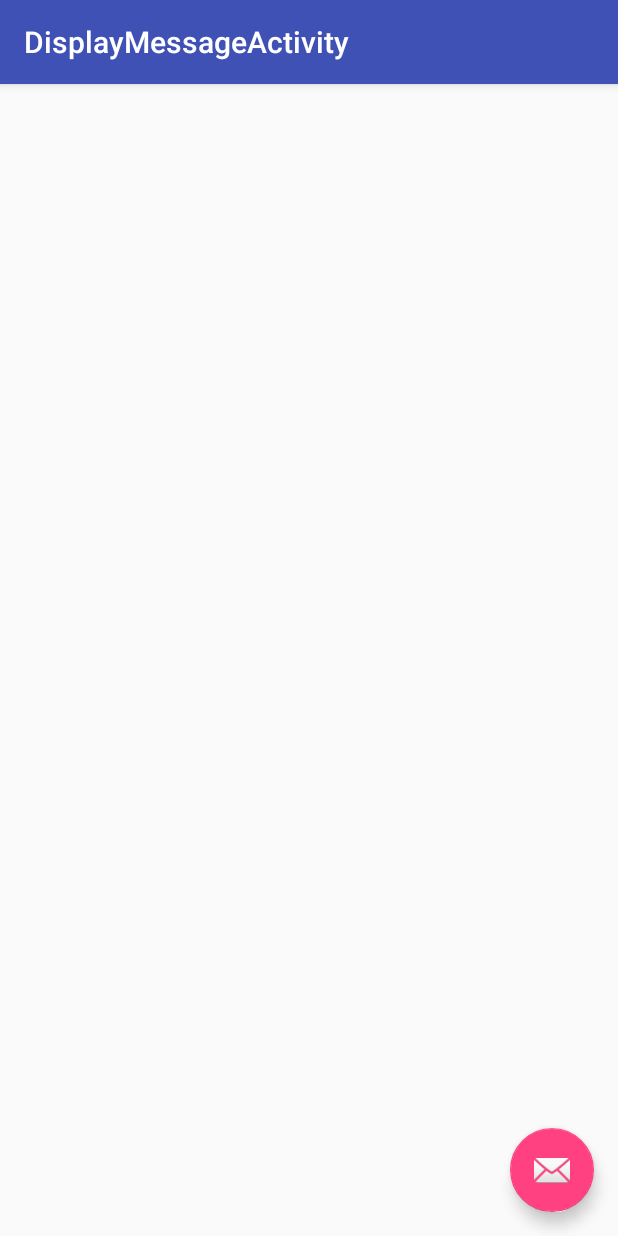
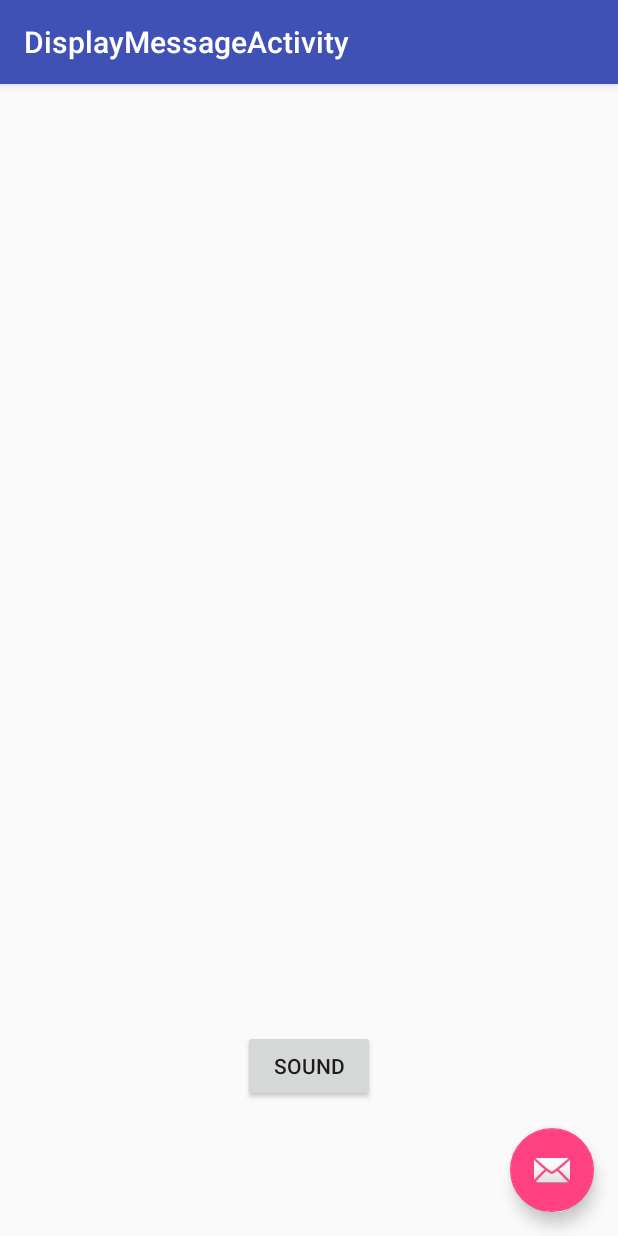
Before and after one commit to richmao/Hack-UCSC-2016, an Android app: the DisplayMessageActivity screen opened directly, with no data from a screen before it, on a phone screen of 412 x 824 dp. Run offline under Robolectric (Android 15) with nearby library versions, the phone set to English and light mode, and no system bars; 1 statement that could not run was skipped.

Commit message:
added sound

```diff
--- a/UniversalCommunicator/app/src/main/java/com/rjvproj/universalcommunicator/DisplayMessageActivity.java
+++ b/UniversalCommunicator/app/src/main/java/com/rjvproj/universalcommunicator/DisplayMessageActivity.java
@@ -1,6 +1,8 @@
 package com.rjvproj.universalcommunicator;
 
+import android.media.AudioManager;
 import android.os.Bundle;
+import android.os.SystemClock;
 import android.support.design.widget.FloatingActionButton;
 import android.support.design.widget.Snackbar;
 import android.support.v7.app.AppCompatActivity;
@@ -9,9 +11,11 @@ import android.view.View;
 import android.content.Intent;
 import android.widget.RelativeLayout;
 import android.widget.TextView;
+import android.media.SoundPool;
+import android.media.AudioAttributes;
 
 public class DisplayMessageActivity extends AppCompatActivity {
-
+    String translated;
     @Override
     protected void onCreate(Bundle savedInstanceState) {
         super.onCreate(savedInstanceState);
@@ -32,16 +36,18 @@ public class DisplayMessageActivity extends AppCompatActivity {
         String message = intent.getStringExtra(MainActivity.EXTRA_MESSAGE);
         TextView textView = new TextView(this);
         textView.setTextSize(40);
-        textView.setText(translate(message));
+        translated = translate(message);
+        textView.setText(translated);
 
         RelativeLayout layout = (RelativeLayout) findViewById(R.id.content);
         layout.addView(textView);
 
+        soundMorse();
     }
 
     public String translate (String s) {
         // Goes through entire message and converts into morse code (character by character)
-        String str = "";
+        String str = " ";
         for (int i = 0; i < s.length(); i++) {
             char c = s.charAt(i);
             if (c == 'a' || c == 'A') {
@@ -131,6 +137,31 @@ public class DisplayMessageActivity extends AppCompatActivity {
 
     }
 
+    public void soundMorse(){
+        AudioAttributes aa = new AudioAttributes.Builder()
+                .setContentType(AudioAttributes.CONTENT_TYPE_MUSIC)
+                .setUsage(AudioAttributes.USAGE_GAME)
+                .build();
+        SoundPool sound = new SoundPool.Builder()
+                .setMaxStreams(10)
+                .setAudioAttributes(aa)
+                .build();
+
+        int dash = sound.load(this, R.raw.longbeep, 1);
+
+        int dot = sound.load(this, R.raw.shortbeep, 1);
+
+        for(int i = 0; i < translated.length(); i++) {
+            if(translated.charAt(i) == '.'){
+                sound.play(dot, 1, 1, 1, 0, 1);
+            }
+            else if(translated.charAt(i) == '-'){
+                sound.play(dash, 1, 1, 1, 0, 1);
+            }
+            SystemClock.sleep(600);
+        }
 
 
+    }
+
 }
--- a/UniversalCommunicator/app/src/main/res/layout/content_display_message.xml
+++ b/UniversalCommunicator/app/src/main/res/layout/content_display_message.xml
@@ -13,4 +13,13 @@
     tools:showIn="@layout/activity_display_message"
     android:id="@+id/content">
 
+    <Button
+        android:layout_width="wrap_content"
+        android:layout_height="wrap_content"
+        android:text="Sound"
+        android:id="@+id/button4"
+        android:layout_alignParentBottom="true"
+        android:layout_centerHorizontal="true"
+        android:layout_marginBottom="73dp"
+        android:onClick="soundMorse" />
 </RelativeLayout>
```
Also changed, not shown: 2 other files.
